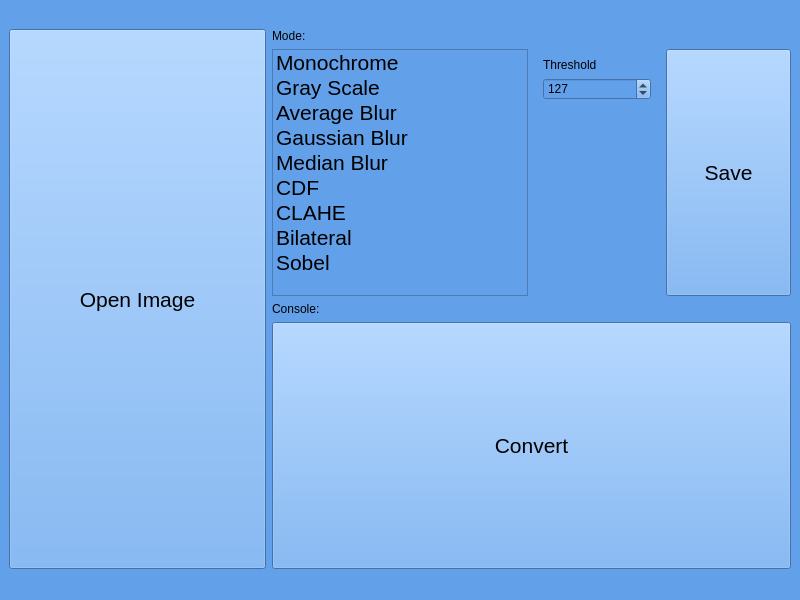
First picture: the form in rootwindow.ui, repository ariaamadeus/Image-Processing, before the edit.
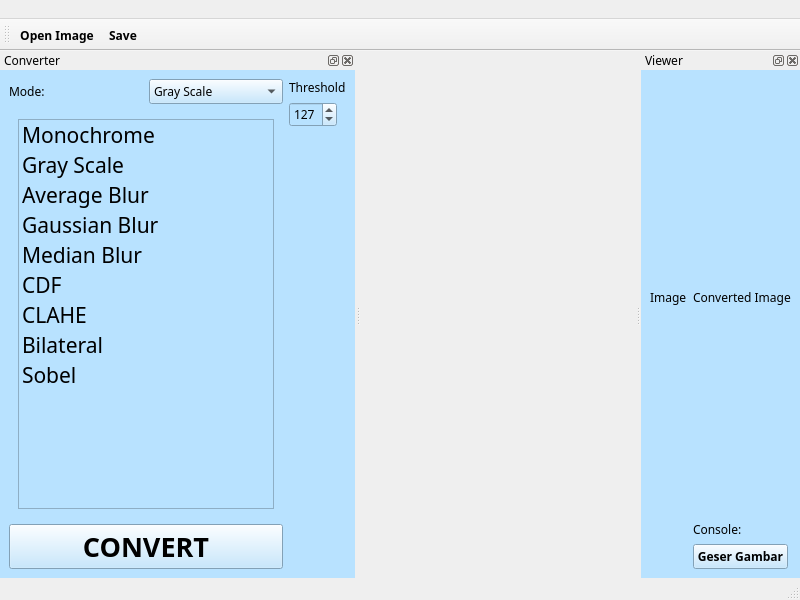
Second picture: the form after the edit.

Diff of the .ui file:
```diff
--- a/rootwindow.ui
+++ b/rootwindow.ui
@@ -14,56 +14,174 @@
    <string>Image Processing</string>
   </property>
   <property name="styleSheet">
-   <string notr="true">
-background-color: rgb(98, 160, 234);</string>
+   <string notr="true"/>
   </property>
   <widget class="QWidget" name="centralwidget">
-   <layout class="QGridLayout" name="gridLayout">
+   <layout class="QGridLayout" name="gridLayout"/>
+  </widget>
+  <widget class="QMenuBar" name="menubar">
+   <property name="geometry">
+    <rect>
+     <x>0</x>
+     <y>0</y>
+     <width>800</width>
+     <height>22</height>
+    </rect>
+   </property>
+   <widget class="QMenu" name="menuview">
+    <property name="title">
+     <string/>
+    </property>
+   </widget>
+   <widget class="QMenu" name="menuasdf">
+    <property name="title">
+     <string> </string>
+    </property>
+   </widget>
+   <addaction name="menuview"/>
+   <addaction name="menuasdf"/>
+  </widget>
+  <widget class="QStatusBar" name="statusbar"/>
+  <widget class="QDockWidget" name="dockWidget_2">
+   <property name="sizePolicy">
+    <sizepolicy hsizetype="Fixed" vsizetype="Fixed">
+     <horstretch>0</horstretch>
+     <verstretch>0</verstretch>
+    </sizepolicy>
+   </property>
+   <property name="font">
+    <font>
+     <family>Umpush</family>
+    </font>
+   </property>
+   <property name="mouseTracking">
+    <bool>false</bool>
+   </property>
+   <property name="whatsThis">
+    <string>&lt;html&gt;&lt;head/&gt;&lt;body&gt;&lt;p&gt;Drag Me :)&lt;/p&gt;&lt;/body&gt;&lt;/html&gt;</string>
+   </property>
+   <property name="accessibleName">
+    <string/>
+   </property>
+   <property name="accessibleDescription">
+    <string/>
+   </property>
+   <property name="styleSheet">
+    <string notr="true">background-color: rgb(184, 226, 255);</string>
+   </property>
+   <property name="windowTitle">
+    <string>Converter</string>
+   </property>
+   <attribute name="dockWidgetArea">
+    <number>1</number>
+   </attribute>
+   <widget class="QWidget" name="dockWidgetContents_3">
+    <layout class="QGridLayout" name="gridLayout_3">
     <item row="0" column="0">
-     <widget class="QLabel" name="previewLabel">
-      <property name="text">
-       <string/>
-      </property>
-     </widget>
-    </item>
-    <item row="0" column="2">
-     <widget class="QLabel" name="showLabel">
-      <property name="text">
-       <string/>
-      </property>
-     </widget>
-    </item>
-    <item row="1" column="1" colspan="2">
      <layout class="QVBoxLayout" name="verticalLayout">
       <item>
+        <layout class="QHBoxLayout" name="horizontalLayout_5">
+         <item>
        <widget class="QLabel" name="label">
         <property name="sizePolicy">
-         <sizepolicy hsizetype="Fixed" vsizetype="Preferred">
+            <sizepolicy hsizetype="Preferred" vsizetype="Preferred">
           <horstretch>0</horstretch>
           <verstretch>0</verstretch>
          </sizepolicy>
         </property>
+           <property name="font">
+            <font>
+             <family>Umpush</family>
+            </font>
+           </property>
         <property name="text">
          <string>Mode:</string>
         </property>
        </widget>
       </item>
       <item>
-       <layout class="QHBoxLayout" name="horizontalLayout_4">
+          <widget class="QComboBox" name="comboBox">
+           <property name="sizePolicy">
+            <sizepolicy hsizetype="Preferred" vsizetype="Preferred">
+             <horstretch>0</horstretch>
+             <verstretch>0</verstretch>
+            </sizepolicy>
+           </property>
+           <property name="font">
+            <font>
+             <family>Umpush</family>
+            </font>
+           </property>
+           <property name="cursor">
+            <cursorShape>WhatsThisCursor</cursorShape>
+           </property>
+           <property name="mouseTracking">
+            <bool>false</bool>
+           </property>
+           <item>
+            <property name="text">
+             <string>Gray Scale</string>
+            </property>
+           </item>
+           <item>
+            <property name="text">
+             <string>Blur</string>
+            </property>
+           </item>
+           <item>
+            <property name="text">
+             <string>Filter</string>
+            </property>
+           </item>
+           <item>
+            <property name="text">
+             <string>Equalizer</string>
+            </property>
+           </item>
+           <item>
+            <property name="text">
+             <string>Thresholding</string>
+            </property>
+           </item>
+          </widget>
+         </item>
+        </layout>
+       </item>
+       <item>
+        <widget class="QStackedWidget" name="stackedWidget">
+         <property name="currentIndex">
+          <number>0</number>
+         </property>
+         <widget class="QWidget" name="page">
+          <layout class="QHBoxLayout" name="horizontalLayout">
         <item>
          <widget class="QListWidget" name="listWidget">
           <property name="sizePolicy">
-           <sizepolicy hsizetype="Preferred" vsizetype="Expanding">
+              <sizepolicy hsizetype="Preferred" vsizetype="Preferred">
             <horstretch>0</horstretch>
             <verstretch>0</verstretch>
            </sizepolicy>
           </property>
+             <property name="font">
+              <font>
+               <family>Ubuntu</family>
+               <pointsize>11</pointsize>
+              </font>
+             </property>
+             <property name="cursor" stdset="0">
+              <cursorShape>WhatsThisCursor</cursorShape>
+             </property>
+             <property name="styleSheet">
+              <string notr="true">selection-color: rgb(0, 0, 0);
+selection-background-color: rgb(193, 255, 249);</string>
+             </property>
           <item>
            <property name="text">
             <string>Monochrome</string>
            </property>
            <property name="font">
             <font>
+                <family>Umpush</family>
              <pointsize>16</pointsize>
             </font>
            </property>
@@ -83,6 +201,7 @@
            </property>
            <property name="font">
             <font>
+                <family>Umpush</family>
              <pointsize>16</pointsize>
             </font>
            </property>
@@ -102,6 +221,7 @@
            </property>
            <property name="font">
             <font>
+                <family>Umpush</family>
              <pointsize>16</pointsize>
             </font>
            </property>
@@ -121,7 +241,7 @@
            </property>
            <property name="font">
             <font>
-             <family>Ubuntu</family>
+                <family>Umpush</family>
              <pointsize>16</pointsize>
             </font>
            </property>
@@ -132,6 +252,7 @@
            </property>
            <property name="font">
             <font>
+                <family>Umpush</family>
              <pointsize>16</pointsize>
             </font>
            </property>
@@ -142,6 +263,7 @@
            </property>
            <property name="font">
             <font>
+                <family>Umpush</family>
              <pointsize>16</pointsize>
             </font>
            </property>
@@ -152,6 +274,7 @@
            </property>
            <property name="font">
             <font>
+                <family>Umpush</family>
              <pointsize>16</pointsize>
             </font>
            </property>
@@ -162,6 +285,7 @@
            </property>
            <property name="font">
             <font>
+                <family>Umpush</family>
              <pointsize>16</pointsize>
             </font>
            </property>
@@ -172,42 +296,82 @@
            </property>
            <property name="font">
             <font>
+                <family>Umpush</family>
              <pointsize>16</pointsize>
             </font>
            </property>
           </item>
          </widget>
         </item>
+          </layout>
+         </widget>
+         <widget class="QWidget" name="page_2"/>
+        </widget>
+       </item>
         <item>
-         <widget class="QStackedWidget" name="stackedWidget">
+        <widget class="QPushButton" name="convertBut">
           <property name="sizePolicy">
            <sizepolicy hsizetype="Preferred" vsizetype="Preferred">
             <horstretch>0</horstretch>
             <verstretch>0</verstretch>
            </sizepolicy>
           </property>
-          <property name="currentIndex">
-           <number>0</number>
-          </property>
-          <widget class="QWidget" name="page">
-           <layout class="QVBoxLayout" name="verticalLayout_2">
+         <property name="font">
+          <font>
+           <family>Umpush</family>
+           <pointsize>20</pointsize>
+           <weight>75</weight>
+           <italic>false</italic>
+           <bold>true</bold>
+           <underline>false</underline>
+           <strikeout>false</strikeout>
+           <stylestrategy>PreferDefault</stylestrategy>
+           <kerning>true</kerning>
+          </font>
+         </property>
+         <property name="cursor">
+          <cursorShape>PointingHandCursor</cursorShape>
+         </property>
+         <property name="text">
+          <string>CONVERT</string>
+         </property>
+        </widget>
+       </item>
+      </layout>
+     </item>
+     <item row="0" column="1">
+      <layout class="QVBoxLayout" name="verticalLayout_3">
             <item>
-             <layout class="QGridLayout" name="gridLayout_2">
-              <item row="0" column="0">
                <widget class="QLabel" name="label_2">
                 <property name="sizePolicy">
-                 <sizepolicy hsizetype="Preferred" vsizetype="Preferred">
+          <sizepolicy hsizetype="Fixed" vsizetype="Preferred">
                   <horstretch>0</horstretch>
                   <verstretch>0</verstretch>
                  </sizepolicy>
                 </property>
+         <property name="font">
+          <font>
+           <family>Umpush</family>
+          </font>
+         </property>
                 <property name="text">
                  <string>Threshold</string>
                 </property>
                </widget>
               </item>
-              <item row="1" column="0">
+       <item>
                <widget class="QSpinBox" name="spinBox">
+         <property name="sizePolicy">
+          <sizepolicy hsizetype="Fixed" vsizetype="Fixed">
+           <horstretch>0</horstretch>
+           <verstretch>0</verstretch>
+          </sizepolicy>
+         </property>
+         <property name="font">
+          <font>
+           <family>Umpush</family>
+          </font>
+         </property>
                 <property name="maximum">
                  <number>255</number>
                 </property>
@@ -216,7 +380,7 @@
                 </property>
                </widget>
               </item>
-              <item row="2" column="0">
+       <item>
                <spacer name="verticalSpacer">
                 <property name="orientation">
                  <enum>Qt::Vertical</enum>
@@ -233,93 +397,131 @@
             </item>
            </layout>
           </widget>
-          <widget class="QWidget" name="page_2"/>
-         </widget>
-        </item>
-        <item>
-         <widget class="QPushButton" name="saveBut">
+  </widget>
+  <widget class="QToolBar" name="Toolbar">
+   <property name="font">
+    <font>
+     <family>Umpush</family>
+     <weight>75</weight>
+     <bold>true</bold>
+    </font>
+   </property>
+   <property name="windowTitle">
+    <string>Toolbar</string>
+   </property>
+   <attribute name="toolBarArea">
+    <enum>TopToolBarArea</enum>
+   </attribute>
+   <attribute name="toolBarBreak">
+    <bool>false</bool>
+   </attribute>
+   <addaction name="actionOpen_Image"/>
+   <addaction name="actionSave"/>
+  </widget>
+  <widget class="QDockWidget" name="dockWidget_4">
+   <property name="font">
+    <font>
+     <family>Umpush</family>
+    </font>
+   </property>
+   <property name="styleSheet">
+    <string notr="true">background-color: rgb(184, 226, 255);</string>
+   </property>
+   <property name="windowTitle">
+    <string>Viewer</string>
+   </property>
+   <attribute name="dockWidgetArea">
+    <number>2</number>
+   </attribute>
+   <widget class="QWidget" name="dockWidgetContents_4">
+    <layout class="QGridLayout" name="gridLayout_5">
+     <item row="0" column="0">
+      <layout class="QGridLayout" name="gridLayout_4">
+       <item row="2" column="1">
+        <widget class="QPushButton" name="pushButton_2">
           <property name="sizePolicy">
-           <sizepolicy hsizetype="Expanding" vsizetype="Expanding">
+          <sizepolicy hsizetype="Fixed" vsizetype="Fixed">
             <horstretch>0</horstretch>
             <verstretch>0</verstretch>
            </sizepolicy>
           </property>
           <property name="font">
            <font>
-            <pointsize>16</pointsize>
-           </font>
-          </property>
+           <family>Umpush</family>
+           <weight>75</weight>
+           <bold>true</bold>
+          </font>
+         </property>
+         <property name="cursor">
+          <cursorShape>PointingHandCursor</cursorShape>
+         </property>
           <property name="text">
-           <string>Save</string>
+          <string>Geser Gambar</string>
           </property>
          </widget>
         </item>
-       </layout>
-      </item>
-      <item>
+       <item row="0" column="0">
+        <widget class="QLabel" name="previewLabel">
+         <property name="font">
+          <font>
+           <family>Umpush</family>
+           <weight>50</weight>
+           <bold>false</bold>
+          </font>
+         </property>
+         <property name="text">
+          <string>Image</string>
+         </property>
+        </widget>
+       </item>
+       <item row="0" column="1">
+        <widget class="QLabel" name="showLabel">
+         <property name="font">
+          <font>
+           <family>Umpush</family>
+          </font>
+         </property>
+         <property name="text">
+          <string>Converted Image</string>
+         </property>
+        </widget>
+       </item>
+       <item row="1" column="1">
        <widget class="QLabel" name="consoleLabel">
         <property name="sizePolicy">
-         <sizepolicy hsizetype="Preferred" vsizetype="Preferred">
+          <sizepolicy hsizetype="Fixed" vsizetype="Fixed">
           <horstretch>0</horstretch>
           <verstretch>0</verstretch>
          </sizepolicy>
         </property>
+         <property name="font">
+          <font>
+           <family>Umpush</family>
+          </font>
+         </property>
+         <property name="cursor">
+          <cursorShape>ArrowCursor</cursorShape>
+         </property>
         <property name="text">
          <string>Console:</string>
         </property>
        </widget>
       </item>
-      <item>
-       <widget class="QPushButton" name="convertBut">
-        <property name="sizePolicy">
-         <sizepolicy hsizetype="Expanding" vsizetype="Expanding">
-          <horstretch>0</horstretch>
-          <verstretch>0</verstretch>
-         </sizepolicy>
-        </property>
-        <property name="font">
-         <font>
-          <pointsize>16</pointsize>
-         </font>
-        </property>
-        <property name="text">
-         <string>Convert</string>
-        </property>
-       </widget>
-      </item>
-     </layout>
-    </item>
-    <item row="1" column="0">
-     <widget class="QPushButton" name="openBut">
-      <property name="sizePolicy">
-       <sizepolicy hsizetype="Preferred" vsizetype="Expanding">
-        <horstretch>0</horstretch>
-        <verstretch>0</verstretch>
-       </sizepolicy>
-      </property>
-      <property name="font">
-       <font>
-        <pointsize>16</pointsize>
-       </font>
-      </property>
+      </layout>
+     </item>
+    </layout>
+   </widget>
+  </widget>
+  <action name="actionOpen_Image">
       <property name="text">
        <string>Open Image</string>
       </property>
-     </widget>
-    </item>
-   </layout>
-  </widget>
-  <widget class="QMenuBar" name="menubar">
-   <property name="geometry">
-    <rect>
-     <x>0</x>
-     <y>0</y>
-     <width>800</width>
-     <height>22</height>
-    </rect>
+  </action>
+  <action name="actionSave">
+   <property name="text">
+    <string>Save</string>
    </property>
-  </widget>
-  <widget class="QStatusBar" name="statusbar"/>
+  </action>
  </widget>
  <resources/>
  <connections/>
```
Lines whose indentation alone changed are shown as unchanged.
